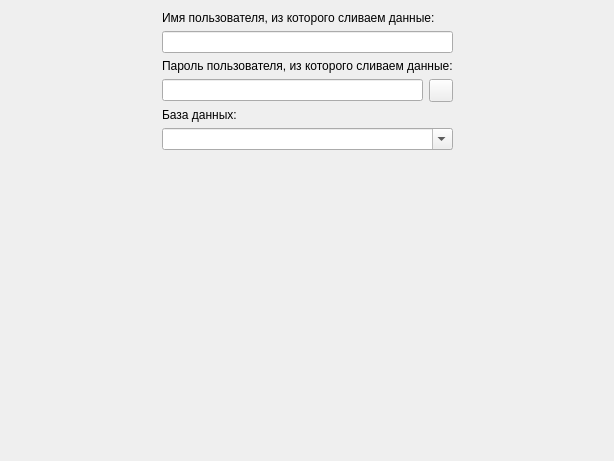
Above: DumpTool/expparampage.ui from Smitt64/WorkFMT before the change. Below: the same form after it.
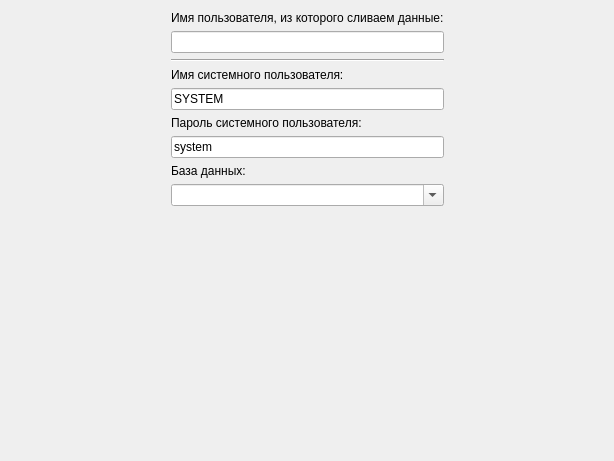
That is the form after the change. Icons and pictures are not drawn.

Commit message: Fix dump tool

The edit to the form file:
```diff
--- a/DumpTool/expparampage.ui
+++ b/DumpTool/expparampage.ui
@@ -15,7 +15,7 @@
   </property>
   <layout class="QVBoxLayout" name="verticalLayout_2">
    <item>
-    <layout class="QHBoxLayout" name="horizontalLayout_2">
+    <layout class="QHBoxLayout" name="horizontalLayout">
      <item>
       <spacer name="horizontalSpacer_2">
        <property name="orientation">
@@ -39,43 +39,46 @@
         </widget>
        </item>
        <item>
-        <widget class="QLineEdit" name="systemEdit">
+        <widget class="QLineEdit" name="userEdit">
          <property name="text">
           <string/>
          </property>
         </widget>
        </item>
        <item>
-        <widget class="QLabel" name="label_4">
+        <widget class="Line" name="line">
+         <property name="orientation">
+          <enum>Qt::Horizontal</enum>
+         </property>
+        </widget>
+       </item>
+       <item>
+        <widget class="QLabel" name="label_6">
          <property name="text">
-          <string>Пароль пользователя, из которого сливаем данные:</string>
+          <string>Имя системного пользователя:</string>
          </property>
         </widget>
        </item>
        <item>
-        <layout class="QHBoxLayout" name="horizontalLayout">
-         <item>
-          <widget class="QLineEdit" name="syspswdEdit">
-           <property name="text">
-            <string/>
-           </property>
-          </widget>
-         </item>
-         <item>
-          <widget class="QToolButton" name="copyButton">
-           <property name="toolTip">
-            <string>Копировать имя в пароль</string>
-           </property>
-           <property name="text">
-            <string/>
-           </property>
-           <property name="icon">
-            <iconset resource="../FmtLib/res/fmt.qrc">
-             <normaloff>:/img/CopyHS.png</normaloff>:/img/CopyHS.png</iconset>
-           </property>
-          </widget>
-         </item>
-        </layout>
+        <widget class="QLineEdit" name="systemEdit">
+         <property name="text">
+          <string>SYSTEM</string>
+         </property>
+        </widget>
+       </item>
+       <item>
+        <widget class="QLabel" name="label_5">
+         <property name="text">
+          <string>Пароль системного пользователя:</string>
+         </property>
+        </widget>
+       </item>
+       <item>
+        <widget class="QLineEdit" name="syspswdEdit">
+         <property name="text">
+          <string>system</string>
+         </property>
+        </widget>
        </item>
        <item>
         <widget class="QLabel" name="label_2">
```
Left out of the diff: 4 changed lines with no effect on the pictures. The commit also changes 7 other files.
